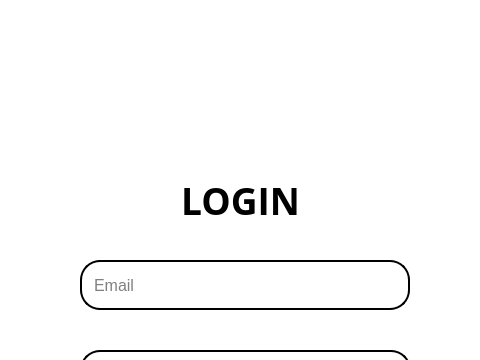
Above: apps/Frames/loginform.ui from YadavGulshan/MedAlthea before the change; both pictures show x 200 to 680 and y 0 to 360 of the 900 by 850 pixel window. Below: the same form after it.
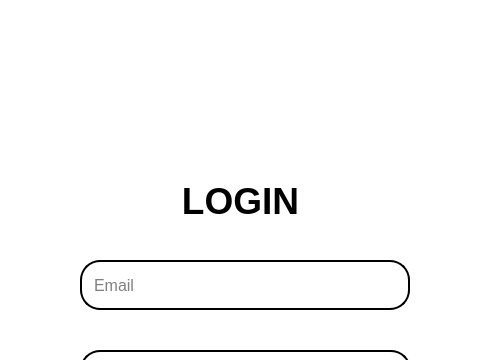
That is the form after the change.

The edit to the form file:
```diff
--- a/apps/Frames/loginform.ui
+++ b/apps/Frames/loginform.ui
@@ -36,12 +36,13 @@
     </property>
     <property name="font">
      <font>
-      <family>Open Sans</family>
       <pointsize>28</pointsize>
-      <weight>75</weight>
       <bold>true</bold>
      </font>
     </property>
+    <property name="styleSheet">
+     <string notr="true">color: rgb(0, 0, 0);</string>
+    </property>
     <property name="text">
      <string>LOGIN</string>
     </property>
```
Left out of the diff: 12 changed lines with no effect on the pictures.
